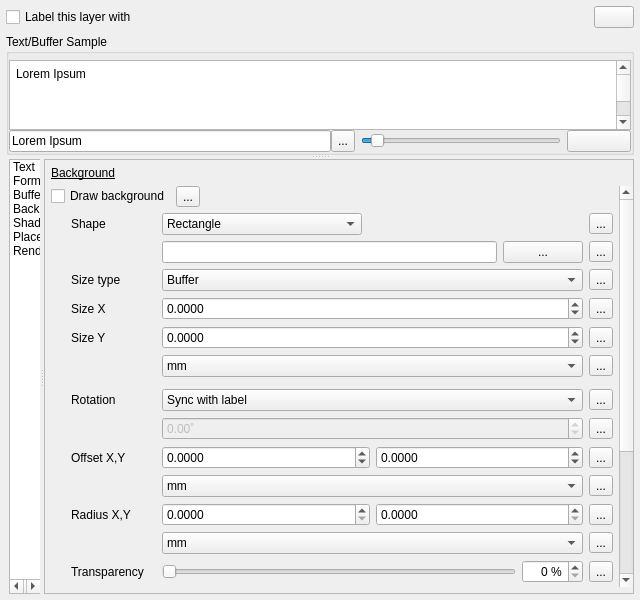
This is src/ui/qgslabelingguibase.ui in qgis/QGIS as Qt 5 draws it before an edit. The edited form follows.
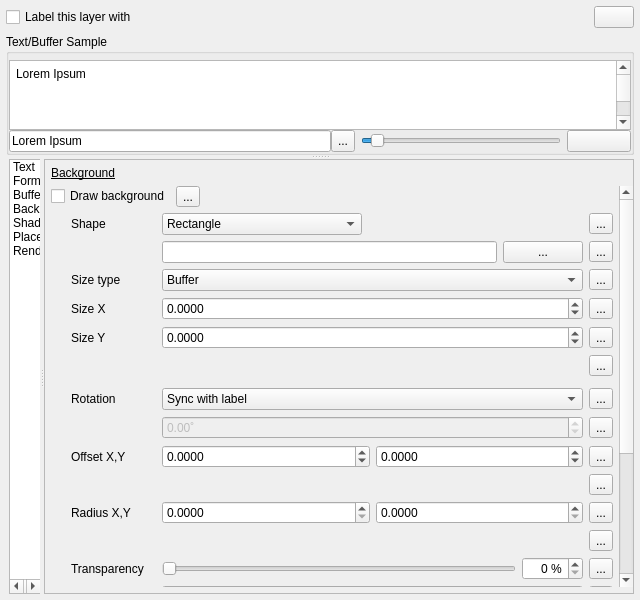
This is the edited form. The open tabs and pages were chosen to show the change. Icons and pictures are not drawn. Custom widgets are drawn as their Qt base class.

Commit message: min-max map unit scale support

Patch:
```diff
--- a/src/ui/qgslabelingguibase.ui
+++ b/src/ui/qgslabelingguibase.ui
@@ -2303,8 +2303,8 @@
                       <rect>
                        <x>0</x>
                        <y>0</y>
-                       <width>362</width>
-                       <height>711</height>
+                       <width>570</width>
+                       <height>606</height>
                       </rect>
                      </property>
                      <layout class="QVBoxLayout" name="verticalLayout_21">
@@ -2459,23 +2459,6 @@
                              </property>
                             </widget>
                            </item>
-                           <item row="11" column="1">
-                            <widget class="QComboBox" name="mShapeOffsetUnitsCmbBx">
-                             <property name="currentIndex">
-                              <number>0</number>
-                             </property>
-                             <item>
-                              <property name="text">
-                               <string>mm</string>
-                              </property>
-                             </item>
-                             <item>
-                              <property name="text">
-                               <string>map units</string>
-                              </property>
-                             </item>
-                            </widget>
-                           </item>
                            <item row="19" column="2">
                             <widget class="QgsDataDefinedButton" name="mShapeBorderWidthDDBtn">
                              <property name="text">
@@ -2795,25 +2778,6 @@
                              </property>
                             </widget>
                            </item>
-                           <item row="13" column="1">
-                            <widget class="QComboBox" name="mShapeRadiusUnitsCmbBx">
-                             <item>
-                              <property name="text">
-                               <string>mm</string>
-                              </property>
-                             </item>
-                             <item>
-                              <property name="text">
-                               <string>map units</string>
-                              </property>
-                             </item>
-                             <item>
-                              <property name="text">
-                               <string>% of length</string>
-                              </property>
-                             </item>
-                            </widget>
-                           </item>
                            <item row="7" column="1">
                             <widget class="QComboBox" name="mShapeRotationCmbBx">
                              <item>
@@ -2996,23 +2960,6 @@
                              </item>
                             </layout>
                            </item>
-                           <item row="5" column="1">
-                            <widget class="QComboBox" name="mShapeSizeUnitsCmbBx">
-                             <property name="currentIndex">
-                              <number>0</number>
-                             </property>
-                             <item>
-                              <property name="text">
-                               <string>mm</string>
-                              </property>
-                             </item>
-                             <item>
-                              <property name="text">
-                               <string>map units</string>
-                              </property>
-                             </item>
-                            </widget>
-                           </item>
                            <item row="12" column="2">
                             <widget class="QgsDataDefinedButton" name="mShapeRadiusDDBtn">
                              <property name="text">
@@ -3082,6 +3029,15 @@
                              </property>
                             </widget>
                            </item>
+                           <item row="5" column="1">
+                            <widget class="QgsUnitSelectionWidget" name="mShapeSizeUnitWidget" native="true"/>
+                           </item>
+                           <item row="11" column="1">
+                            <widget class="QgsUnitSelectionWidget" name="mShapeOffsetUnitWidget" native="true"/>
+                           </item>
+                           <item row="13" column="1">
+                            <widget class="QgsUnitSelectionWidget" name="mShapeRadiusUnitWidget" native="true"/>
+                           </item>
                           </layout>
                          </widget>
                         </item>
@@ -5583,6 +5539,11 @@
    <class>QgsFieldExpressionWidget</class>
    <extends>QWidget</extends>
    <header location="global">qgsfieldexpressionwidget.h</header>
+  </customwidget>
+  <customwidget>
+   <class>QgsUnitSelectionWidget</class>
+   <extends>QWidget</extends>
+   <header>qgsunitselectionwidget.h</header>
    <container>1</container>
   </customwidget>
  </customwidgets>
```
Left out of the diff: 597 changed lines with no effect on the pictures. The commit also changes 62 other files.
